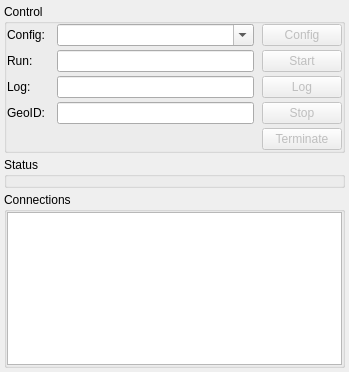
First picture: the form in gui/ui/euRun.ui, repository cdorfer/eudaq, before the edit.
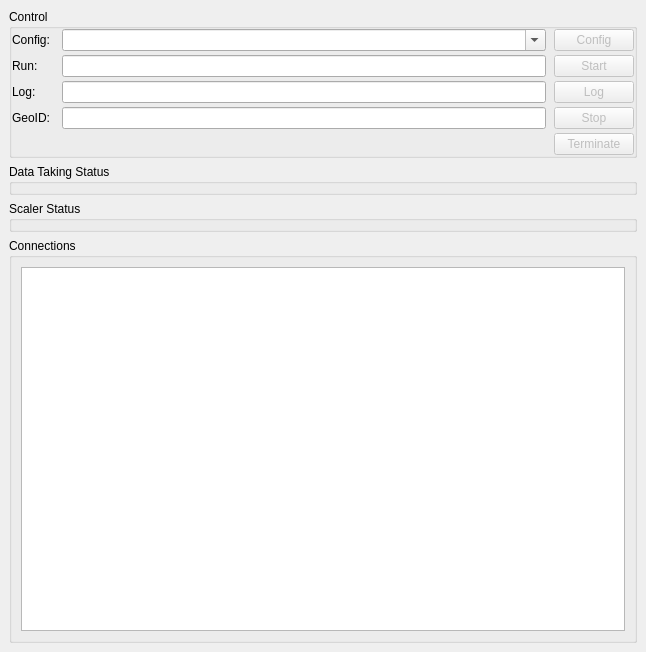
Second picture: the form after the edit. Icons and pictures are not drawn.

The edit to the form file:
```diff
--- a/gui/ui/euRun.ui
+++ b/gui/ui/euRun.ui
@@ -4,12 +4,12 @@
   <property name="enabled" >
    <bool>true</bool>
   </property>
-  <property name="geometry" >
+  <property name="geometry">
    <rect>
     <x>0</x>
     <y>0</y>
-    <width>349</width>
-    <height>372</height>
+    <width>646</width>
+    <height>652</height>
    </rect>
   </property>
   <property name="windowTitle" >
@@ -19,74 +19,57 @@
    <iconset>
     <normaloff>../../images/Icon_euRun.png</normaloff>../../images/Icon_euRun.png</iconset>
   </property>
-  <widget class="QWidget" name="centralwidget" >
-   <layout class="QVBoxLayout" >
-    <property name="spacing" >
-     <number>4</number>
-    </property>
-    <property name="margin" >
-     <number>4</number>
-    </property>
-    <item>
-     <widget class="QGroupBox" name="grpControl" >
-      <property name="title" >
+  <widget class="QWidget" name="centralwidget">
+   <layout class="QGridLayout" name="gridLayout_2">
+    <item row="0" column="0">
+     <widget class="QGroupBox" name="grpControl">
+      <property name="title">
        <string>Control</string>
       </property>
-      <layout class="QGridLayout" >
-       <property name="horizontalSpacing" >
+      <layout class="QGridLayout">
+       <property name="horizontalSpacing">
         <number>8</number>
        </property>
-       <property name="verticalSpacing" >
+       <property name="verticalSpacing">
         <number>4</number>
        </property>
-       <property name="margin" >
+       <property name="margin">
         <number>0</number>
        </property>
-       <item row="1" column="0" >
-        <widget class="QLabel" name="lblConfig" >
-         <property name="text" >
-          <string>Config: </string>
+       <item row="2" column="2">
+        <widget class="QPushButton" name="btnStart">
+         <property name="enabled">
+          <bool>false</bool>
+         </property>
+         <property name="toolTip">
+          <string>Start a run</string>
+         </property>
+         <property name="text">
+          <string>Start</string>
          </property>
         </widget>
        </item>
-       <item row="2" column="0" >
-        <widget class="QLabel" name="lblRunmsg" >
-         <property name="text" >
+       <item row="2" column="0">
+        <widget class="QLabel" name="lblRunmsg">
+         <property name="text">
           <string>Run: </string>
          </property>
         </widget>
        </item>
-       <item row="3" column="2" >
-        <widget class="QPushButton" name="btnLog" >
-         <property name="enabled" >
-          <bool>false</bool>
+       <item row="4" column="1">
+        <widget class="QLineEdit" name="txtGeoID">
+         <property name="toolTip">
+          <string>Double-click to change GeoID</string>
          </property>
-         <property name="toolTip" >
-          <string>Send a log message</string>
+         <property name="readOnly">
+          <bool>true</bool>
          </property>
-         <property name="text" >
-          <string>Log</string>
-         </property>
         </widget>
        </item>
-       <item row="3" column="1" >
-        <widget class="QLineEdit" name="txtLogmsg" >
-         <property name="toolTip" >
-          <string>Send a message to the LogCollector</string>
-         </property>
-        </widget>
-       </item>
-       <item row="2" column="1" >
-        <widget class="QLineEdit" name="txtRunmsg" >
-         <property name="toolTip" >
-          <string>An optional message to add to the Run</string>
-         </property>
-        </widget>
-       </item>
-       <item row="1" column="1" >
-        <widget class="QComboBox" name="cmbConfig" >
-         <property name="sizePolicy" >
-          <sizepolicy vsizetype="Fixed" hsizetype="Expanding" >
+       <item row="1" column="1">
+        <widget class="QComboBox" name="cmbConfig">
+         <property name="sizePolicy">
+          <sizepolicy hsizetype="Expanding" vsizetype="Fixed">
            <horstretch>0</horstretch>
            <verstretch>0</verstretch>
           </sizepolicy>
@@ -105,48 +88,57 @@
          </property>
         </widget>
        </item>
-       <item row="2" column="2" >
-        <widget class="QPushButton" name="btnStart" >
-         <property name="enabled" >
+       <item row="2" column="1">
+        <widget class="QLineEdit" name="txtRunmsg">
+         <property name="toolTip">
+          <string>An optional message to add to the Run</string>
+         </property>
+        </widget>
+       </item>
+       <item row="3" column="1">
+        <widget class="QLineEdit" name="txtLogmsg">
+         <property name="toolTip">
+          <string>Send a message to the LogCollector</string>
+         </property>
+        </widget>
+       </item>
+       <item row="3" column="2">
+        <widget class="QPushButton" name="btnLog">
+         <property name="enabled">
           <bool>false</bool>
          </property>
          <property name="toolTip" >
           <string>Start a run</string>
          </property>
-         <property name="text" >
-          <string>Start</string>
+         <property name="text">
+          <string>Log</string>
          </property>
         </widget>
        </item>
-       <item row="3" column="0" >
-        <widget class="QLabel" name="lblLogmsg" >
-         <property name="text" >
+       <item row="3" column="0">
+        <widget class="QLabel" name="lblLogmsg">
+         <property name="text">
           <string>Log: </string>
          </property>
         </widget>
        </item>
-       <item row="1" column="2" >
-        <widget class="QPushButton" name="btnConfig" >
-         <property name="enabled" >
-          <bool>false</bool>
+       <item row="1" column="0">
+        <widget class="QLabel" name="lblConfig">
+         <property name="text">
+          <string>Config: </string>
          </property>
-         <property name="sizePolicy" >
-          <sizepolicy vsizetype="Fixed" hsizetype="Minimum" >
-           <horstretch>0</horstretch>
-           <verstretch>0</verstretch>
-          </sizepolicy>
+        </widget>
+       </item>
+       <item row="4" column="0">
+        <widget class="QLabel" name="lblGeoID">
+         <property name="text">
+          <string>GeoID:</string>
          </property>
-         <property name="toolTip" >
-          <string>Configure using the selected configuration</string>
-         </property>
-         <property name="text" >
-          <string>Config</string>
-         </property>
         </widget>
        </item>
-       <item row="4" column="2" >
-        <widget class="QPushButton" name="btnStop" >
-         <property name="enabled" >
+       <item row="4" column="2">
+        <widget class="QPushButton" name="btnStop">
+         <property name="enabled">
           <bool>false</bool>
          </property>
          <property name="toolTip" >
@@ -157,9 +149,9 @@
          </property>
         </widget>
        </item>
-       <item row="5" column="2" >
-        <widget class="QPushButton" name="btnTerminate" >
-         <property name="enabled" >
+       <item row="5" column="2">
+        <widget class="QPushButton" name="btnTerminate">
+         <property name="enabled">
           <bool>false</bool>
          </property>
          <property name="toolTip" >
@@ -170,59 +162,73 @@
          </property>
         </widget>
        </item>
-       <item row="4" column="0" >
-        <widget class="QLabel" name="lblGeoID" >
-         <property name="text" >
-          <string>GeoID:</string>
+       <item row="1" column="2">
+        <widget class="QPushButton" name="btnConfig">
+         <property name="enabled">
+          <bool>false</bool>
          </property>
-        </widget>
-       </item>
-       <item row="4" column="1" >
-        <widget class="QLineEdit" name="txtGeoID" >
-         <property name="toolTip" >
-          <string>Double-click to change GeoID</string>
+         <property name="sizePolicy">
+          <sizepolicy hsizetype="Minimum" vsizetype="Fixed">
+           <horstretch>0</horstretch>
+           <verstretch>0</verstretch>
+          </sizepolicy>
          </property>
-         <property name="readOnly" >
-          <bool>true</bool>
+         <property name="toolTip">
+          <string>Configure using the selected configuration</string>
          </property>
+         <property name="text">
+          <string>Config</string>
+         </property>
         </widget>
        </item>
       </layout>
      </widget>
     </item>
-    <item>
-     <widget class="QGroupBox" name="grpStatus" >
-      <property name="title" >
-       <string>Status</string>
+    <item row="1" column="0">
+     <widget class="QGroupBox" name="grpStatus">
+      <property name="title">
+       <string>Data Taking Status</string>
       </property>
-      <layout class="QGridLayout" >
-       <property name="horizontalSpacing" >
+      <layout class="QGridLayout">
+       <property name="horizontalSpacing">
         <number>8</number>
        </property>
-       <property name="verticalSpacing" >
+       <property name="verticalSpacing">
         <number>4</number>
        </property>
-       <property name="margin" >
+       <property name="margin">
         <number>0</number>
        </property>
       </layout>
      </widget>
     </item>
-    <item>
-     <widget class="QGroupBox" name="grpConnections" >
-      <property name="title" >
+    <item row="2" column="0">
+     <widget class="QGroupBox" name="scalerStatus">
+      <property name="title">
+       <string>Scaler Status</string>
+      </property>
+      <layout class="QGridLayout" name="_2">
+       <property name="horizontalSpacing">
+        <number>8</number>
+       </property>
+       <property name="verticalSpacing">
+        <number>4</number>
+       </property>
+       <property name="margin">
+        <number>0</number>
+       </property>
+      </layout>
+     </widget>
+    </item>
+    <item row="3" column="0">
+     <widget class="QGroupBox" name="grpConnections">
+      <property name="title">
        <string>Connections</string>
       </property>
-      <layout class="QVBoxLayout" >
-       <property name="spacing" >
-        <number>4</number>
-       </property>
-       <property name="margin" >
-        <number>0</number>
-       </property>
-       <item>
-        <widget class="QTreeView" name="viewConn" >
-         <property name="toolTip" >
+      <layout class="QGridLayout" name="gridLayout">
+       <item row="0" column="0">
+        <widget class="QTreeView" name="viewConn">
+         <property name="toolTip">
           <string>Processes connected to the Run Control</string>
          </property>
          <property name="rootIsDecorated" >
```
Left out of the diff: 65 changed lines with no effect on the pictures.
